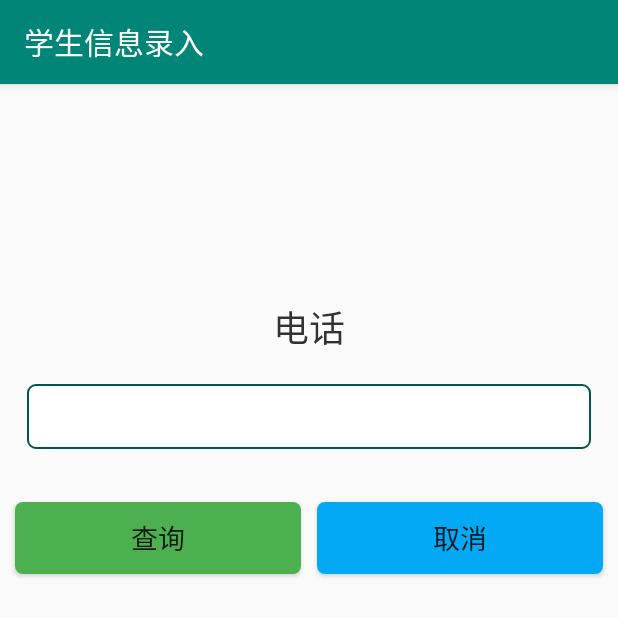
After one commit to 730404956/Student_Management_System, an Android app: the ActivityPhonePlace screen opened directly, with no data from a screen before it, on a phone screen of 412 x 824 dp, the top half of it. The commit adds this screen. Run offline under Robolectric (Android 15) with nearby library versions, the phone set to English and light mode, and no system bars.

Commit message:
+ create new class DialogFactory to create complex dialog, such as ads and progress dialog; + create ActivityPhonePlace to query info of tel number; + create new model OtherApp to open activity via intent action.

```diff
--- /dev/null
+++ b/app/src/main/java/com/acetering/app/ActivityPhonePlace.java
@@ -0,0 +1,122 @@
+package com.acetering.app;
+
+import androidx.appcompat.app.AlertDialog;
+import androidx.appcompat.app.AppCompatActivity;
+
+import android.content.ClipData;
+import android.content.ClipboardManager;
+import android.content.Context;
+import android.content.DialogInterface;
+import android.os.Bundle;
+import android.widget.Button;
+import android.widget.EditText;
+import android.widget.Toast;
+
+import com.acetering.app.bean.TelNumber;
+import com.acetering.app.util.HttpUtil;
+import com.acetering.app.util.TelInfoQuery;
+import com.acetering.app.views.DialogFactory;
+import com.acetering.student_input.R;
+import com.google.gson.Gson;
+
+public class ActivityPhonePlace extends AppCompatActivity {
+    private Button query_btn;
+    private Button cancel_btn;
+    private EditText input_tel;
+    private String TAG = "TEL_QUERY";
+    private TelInfoQuery query;
+    private boolean waitForResult = true;
+    private AlertDialog errorDialog, successDialog, pgDialog;
+    private HttpUtil.HttpResponse response;
+
+    class TelResponse implements HttpUtil.HttpResponse {
+        private Gson gson = new Gson();
+
+        @Override
+        public void onSuccess(String responseString) {
+            TelNumber telNumber = gson.fromJson(responseString, TelNumber.class);
+            String province = telNumber.getProvince();
+            if (province == null) {
+                showErrorDialog("查询失败！请检查号码是否正确！");
+                return;
+            }
+            if (waitForResult) {
+                pgDialog.cancel();
+                showSuccessDialog(telNumber);
+            }
+        }
+
+        @Override
+        public void onFail(String error) {
+            showErrorDialog(error);
+        }
+    }
+
+    @Override
+    protected void onCreate(Bundle savedInstanceState) {
+        super.onCreate(savedInstanceState);
+        setContentView(R.layout.activity_phone_place);
+        response = new TelResponse();
+        query = new TelInfoQuery(response);
+        bindView();
+    }
+
+    private void bindView() {
+        query_btn = findViewById(R.id.btn_query);
+        cancel_btn = findViewById(R.id.btn_cancel);
+        input_tel = findViewById(R.id.input_tel);
+
+        query_btn.setOnClickListener(v -> {
+            String tel = input_tel.getText().toString();
+            if (tel.length() != 11) {
+                showErrorDialog("电话号码格式不正确！");
+            } else {
+                showProgressDialog();
+                query.searchPhoneInfo(tel);
+            }
+        });
+    }
+
+    private void showSuccessDialog(TelNumber telNumber) {
+        if (successDialog == null) {
+            AlertDialog.Builder builder = new AlertDialog.Builder(this);
+            builder.setTitle(getString(R.string.success));
+            successDialog = builder.create();
+            successDialog.setButton(DialogInterface.BUTTON_POSITIVE, getString(R.string.copy) + getString(R.string.tel_province), (dialog, witch) -> {
+                //获取剪贴板管理器：
+                ClipboardManager cm = (ClipboardManager) getSystemService(Context.CLIPBOARD_SERVICE);
+                // 创建普通字符型ClipData
+                ClipData mClipData = ClipData.newPlainText("tel province", telNumber.getProvince());
+                // 将ClipData内容放到系统剪贴板里。
+                cm.setPrimaryClip(mClipData);
+                Toast.makeText(ActivityPhonePlace.this, "已将归属地复制到剪贴板", Toast.LENGTH_SHORT).show();
+            });
+        }
+        successDialog.setMessage(telNumber.toString());
+        successDialog.show();
+    }
+
+
+    private void showErrorDialog(String msg) {
+        if (errorDialog == null) {
+            AlertDialog.Builder builder = new AlertDialog.Builder(this);
+            builder.setTitle(getString(R.string.error));
+            errorDialog = builder.create();
+        }
+        errorDialog.setMessage(msg);
+        errorDialog.show();
+    }
+
+    private void showProgressDialog() {
+        if (pgDialog == null) {
+            pgDialog = DialogFactory.createProgressDialog(this, "查询中...");
+        }
+        waitForResult = true;
+        pgDialog.setButton(DialogInterface.BUTTON_NEGATIVE, getString(R.string.cancel), (dialog, witch) -> {
+            pgDialog.cancel();
+            waitForResult = false;
+        });
+        pgDialog.show();
+    }
+
+}
--- a/app/src/main/java/com/acetering/app/FragmentMain.java
+++ b/app/src/main/java/com/acetering/app/FragmentMain.java
@@ -38,7 +38,6 @@ public class FragmentMain extends Fragment {
     private AlertDialog.Builder builder;
     private AlertDialog itemMenuDialog, itemDeleteConfirmDialog;
     private Student current_student;
-    private int counter = 0;
 
     public FragmentMain() {
     }
@@ -53,7 +52,6 @@ public class FragmentMain extends Fragment {
     @Nullable
     @Override
     public View onCreateView(@NonNull LayoutInflater inflater, @Nullable ViewGroup container, @Nullable Bundle savedInstanceState) {
-        Log.i("Activity Main", "onCreate: " + counter++);
         //get content view
         contentView = inflater.inflate(R.layout.activity_main, container, false);
         //create dialog builder
--- a/app/src/main/java/com/acetering/app/FragmentStudent.java
+++ b/app/src/main/java/com/acetering/app/FragmentStudent.java
@@ -43,7 +43,7 @@ public class FragmentStudent extends Fragment {
     private RadioGroup select_sex;
     private AlertDialog dialog;
     private DatePickerDialog datePickerDialog;
-    private String TAG = "stu_input";
+    private String TAG = "fragment student";
     private Date birthday;
     private String[] colleague_names;
     private String[] major_default;
--- a/app/src/main/java/com/acetering/app/ViewManagerActivity.java
+++ b/app/src/main/java/com/acetering/app/ViewManagerActivity.java
@@ -8,6 +8,7 @@ import androidx.fragment.app.FragmentManager;
 import androidx.viewpager.widget.ViewPager;
 
 import android.content.DialogInterface;
+import android.content.Intent;
 import android.os.Bundle;
 import android.util.Log;
 import android.view.LayoutInflater;
@@ -43,7 +44,6 @@ public class ViewManagerActivity extends AppCompatActivity {
     FragmentStudent fragment_student;
     List<Student> datas;
     private AlertDialog searchDialog;
-    private int counter = 0;
 
 
     private void loadData(Bundle savedInstance) {
@@ -93,6 +93,9 @@ public class ViewManagerActivity extends AppCompatActivity {
                 break;
             case R.id.search_menu_item:
                 showSearchDialog();
+                break;
+            case R.id.query_tel_info_item:
+                startActivity(new Intent("com.acetering.student_input.QUERY_TEL_INFO"));
                 break;
         }
         return super.onOptionsItemSelected(item);
--- /dev/null
+++ b/app/src/main/java/com/acetering/app/util/TelInfoQuery.java
@@ -0,0 +1,40 @@
+package com.acetering.app.util;
+
+/**
+ * Create by Acetering(Xiangrui Li)
+ * On 2020/4/7
+ */
+
+import android.util.Log;
+
+
+import java.util.HashMap;
+import java.util.Map;
+
+public class TelInfoQuery {
+    private String TAG = "HTTP";
+    //use tcc.taobao.com to get tel info
+    private static final String mUrl = "http://tcc.taobao.com/cc/json/mobile_tel_segment.htm";
+    private HttpUtil.HttpResponse response;
+
+    public TelInfoQuery(HttpUtil.HttpResponse response) {
+        this.response = response;
+    }
+
+
+    public void searchPhoneInfo(String phoneString) {
+        if (phoneString.length() != 11) {
+            Log.i(TAG, "searchPhoneInfo: tel number invalid");
+            return;
+        }
+        //http request method
+        sendHttp(phoneString);
+    }
+
+    private void sendHttp(String phoneString) {
+        Map<String, String> map = new HashMap<String, String>();
+        map.put("tel", phoneString);
+        HttpUtil httpUtil = HttpUtil.getHttpUtil(response);
+        httpUtil.sendGetHttp(mUrl, map);
+    }
+}
--- a/app/src/main/res/drawable/round_corner_button.xml
+++ b/app/src/main/res/drawable/round_corner_button.xml
@@ -1,6 +1,6 @@
 <?xml version="1.0" encoding="utf-8"?>
 <shape xmlns:android="http://schemas.android.com/apk/res/android">
-    <solid android:color="#4CAF50" />
+    <solid android:color="@color/positive_btn" />
     <corners
         android:bottomLeftRadius="5dp"
         android:bottomRightRadius="5dp"
--- a/app/src/main/res/drawable/round_corner_button_cancel.xml
+++ b/app/src/main/res/drawable/round_corner_button_cancel.xml
@@ -1,6 +1,6 @@
 <?xml version="1.0" encoding="utf-8"?>
 <shape xmlns:android="http://schemas.android.com/apk/res/android">
-    <solid android:color="#03A9F4" />
+    <solid android:color="@color/negative_btn" />
     <corners
         android:bottomLeftRadius="5dp"
         android:bottomRightRadius="5dp"
--- /dev/null
+++ b/app/src/main/res/layout/activity_phone_place.xml
@@ -0,0 +1,76 @@
+<?xml version="1.0" encoding="utf-8"?>
+<LinearLayout xmlns:android="http://schemas.android.com/apk/res/android"
+    xmlns:app="http://schemas.android.com/apk/res-auto"
+    xmlns:tools="http://schemas.android.com/tools"
+    android:layout_width="match_parent"
+    android:layout_height="match_parent"
+    android:orientation="vertical"
+    tools:context="com.acetering.app.ActivityPhonePlace">
+
+    <TextView
+        style="@style/common_text_label"
+        android:layout_width="match_parent"
+        android:layout_height="200dp"
+        android:layout_weight="0"
+        android:gravity="bottom|center_horizontal"
+        android:paddingBottom="20dp"
+        android:text="@string/tel_number"
+        android:textAlignment="center"
+        android:textSize="24sp" />
+
+    <LinearLayout
+        style="@style/InputBoxStyle"
+        android:layout_width="match_parent"
+        android:layout_height="wrap_content"
+        android:layout_weight="0"
+        android:background="@drawable/border_input_box"
+        android:orientation="horizontal">
+
+        <EditText
+            android:id="@+id/input_tel"
+            style="@style/EditTextStyle"
+            android:layout_width="match_parent"
+            android:layout_height="wrap_content"
+            android:inputType="number"
+            android:singleLine="true"
+            android:textAlignment="center"
+            android:textSize="24sp" />
+    </LinearLayout>
+
+    <LinearLayout
+        android:layout_width="match_parent"
+        android:layout_height="0dp"
+        android:layout_weight="1"
+        android:gravity="center_horizontal|top"
+        android:orientation="horizontal"
+        android:paddingTop="30dp">
+
+        <Button
+            android:id="@+id/btn_query"
+            android:layout_width="wrap_content"
+            android:layout_height="wrap_content"
+            android:layout_marginLeft="10dp"
+            android:layout_marginTop="5dp"
+            android:layout_marginRight="5dp"
+            android:layout_marginBottom="5dp"
+            android:layout_weight="1"
+            android:background="@drawable/round_corner_button"
+            android:text="@string/query"
+            android:textSize="18sp" />
+
+        <Button
+            android:id="@+id/btn_clear"
+            android:layout_width="wrap_content"
+            android:layout_height="wrap_content"
+            android:layout_marginLeft="5dp"
+            android:layout_marginTop="5dp"
+            android:layout_marginRight="10dp"
+            android:layout_marginBottom="5dp"
+            android:layout_weight="1"
+            android:background="@drawable/round_corner_button_cancel"
+            android:text="@string/cancel"
+            android:textSize="18sp" />
+
+
+    </LinearLayout>
+</LinearLayout>
--- a/app/src/main/res/menu/main_menu.xml
+++ b/app/src/main/res/menu/main_menu.xml
@@ -19,6 +19,9 @@
             <item
                 android:id="@+id/refresh_menu_item"
                 android:title="@string/refresh" />
+            <item
+                android:id="@+id/query_tel_info_item"
+                android:title="@string/tel_province" />
         </menu>
     </item>
 
--- a/app/src/main/res/values/colors.xml
+++ b/app/src/main/res/values/colors.xml
@@ -3,4 +3,6 @@
     <color name="colorPrimary">#008577</color>
     <color name="colorPrimaryDark">#00574B</color>
     <color name="colorAccent">#D81B60</color>
+    <color name="positive_btn">#4CAF50</color>
+    <color name="negative_btn">#03A9F4</color>
 </resources>
--- a/app/src/main/res/values/strings.xml
+++ b/app/src/main/res/values/strings.xml
@@ -2,6 +2,10 @@
     <!-- Titles -->
     <string name="app_name">学生信息录入</string>
 
+    <!-- Tel info -->
+    <string name="tel_number">电话</string>
+    <string name="tel_province">归属地</string>
+    <string name="tel_host">运营商</string>
     <!--Student attributes-->
     <string name="label_stu_name">姓名</string>
     <string name="label_stu_id">学号</string>
@@ -18,6 +22,10 @@
     <string name="confirm">确认</string>
     <string name="clear_filter">清除筛选</string>
     <string name="cancel">取消</string>
+    <string name="error">错误</string>
+    <string name="success">成功</string>
+    <string name="copy">复制</string>
+    <string name="query">查询</string>
     <string name="login">登录</string>
     <string name="user_id">账户名</string>
     <string name="user_pwd">密码</string>
```
Also changed, not shown: app/src/main/AndroidManifest.xml (+9 -6 lines), app/src/main/java/com/acetering/app/ActivityLogin.java (+6 -56 lines), app/src/main/java/com/acetering/app/bean/TelNumber.java (added, +55 -0 lines), app/src/main/java/com/acetering/app/util/HttpUtil.java (added, +181 -0 lines), app/src/main/java/com/acetering/app/views/DialogFactory.java (added, +74 -0 lines).
